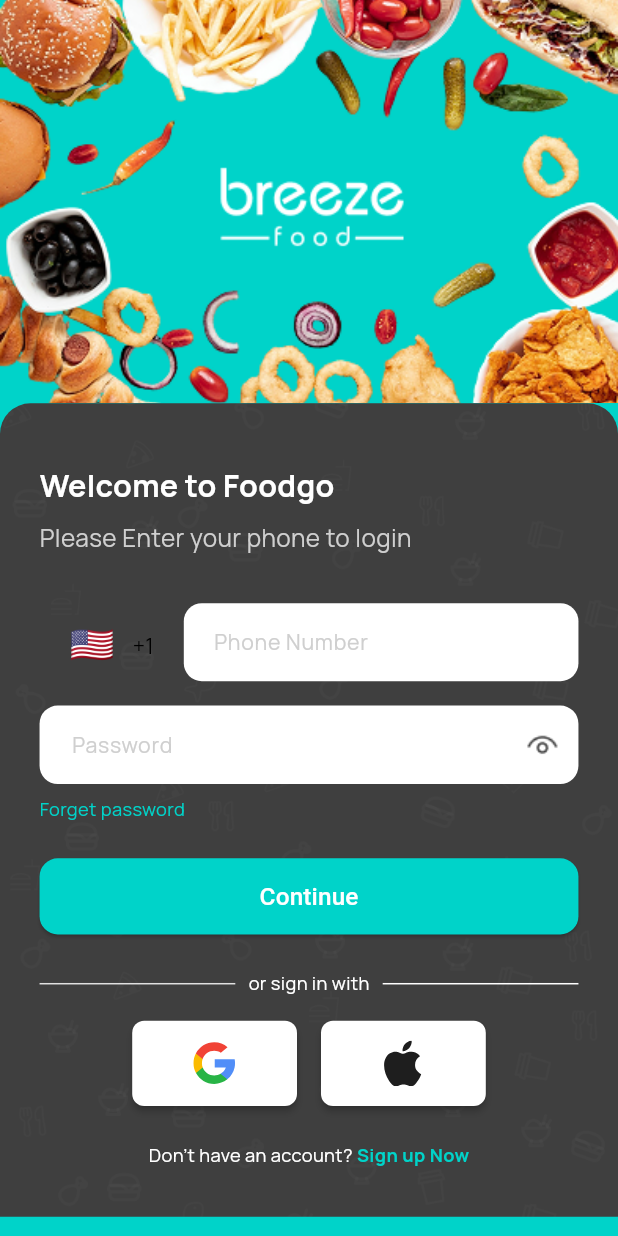
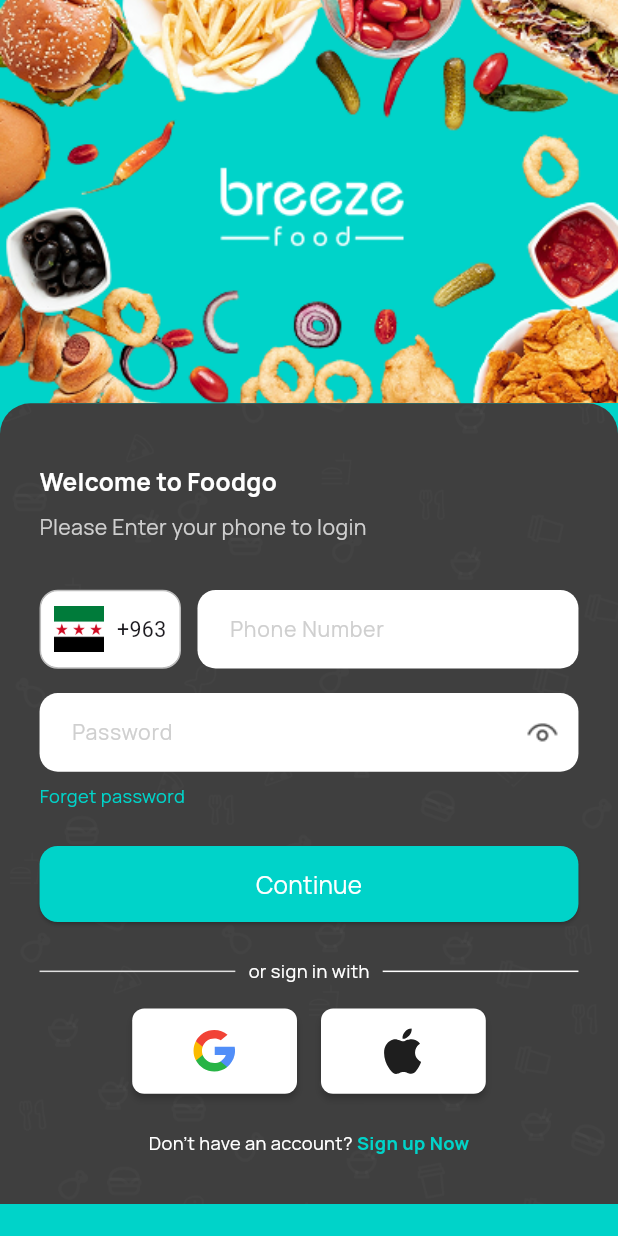
Before and after one commit to AliHmdan/breeze_food, a Flutter app: the Login screen opened directly, on a phone screen of 412 x 824 dp. Run offline on Flutter 3.47's test engine with Material 3 defaults, Android fonts, the light colour scheme and no system bars; drawn by our look-alikes of intl_phone_number_input; our stand-ins replace flutter_bloc, flutter_screenutil, flutter_svg, otp_text_field, pin_code_fields.

Commit message:
page login and new password ,succes

```diff
--- a/lib/core/constans/color.dart
+++ b/lib/core/constans/color.dart
@@ -8,5 +8,6 @@
   static const Color yellow = Color(0xffF2E665);
   static const Color gry = Color(0xffCFCFCF);
   static const Color black = Color(0xff3F3F3F);
+  static const Color Dark = Color(0xff2F2F2F);
   static const Color LightActive = Color(0xff757575);
 }
--- a/lib/main.dart
+++ b/lib/main.dart
@@ -1,4 +1,7 @@
+import 'package:breezefood/presentation/screens/auth/new_passowrd.dart';
+import 'package:breezefood/presentation/screens/auth/verfiy_code.dart';
 import 'package:breezefood/presentation/screens/spalsh_screen.dart';
+import 'package:breezefood/presentation/screens/successful.dart';
 import 'package:flutter/material.dart';
 import 'package:flutter_screenutil/flutter_screenutil.dart';
 
@@ -19,7 +22,7 @@
         return MaterialApp(
           title: ' breeze food',
           debugShowCheckedModeBanner: false,
-          home: SpalshScreen(),
+          home: Successful(),
         );
       },
     );
--- a/lib/presentation/screens/auth/login.dart
+++ b/lib/presentation/screens/auth/login.dart
@@ -1,6 +1,5 @@
 import 'package:breezefood/core/constans/color.dart';
 import 'package:breezefood/presentation/widgets/custom_button.dart';
-import 'package:breezefood/presentation/widgets/custom_phone_field.dart';
 import 'package:breezefood/presentation/widgets/custom_sub_title.dart';
 import 'package:breezefood/presentation/widgets/custom_text_form_field.dart';
 import 'package:breezefood/presentation/widgets/custom_title.dart';
@@ -65,14 +64,51 @@
                     CustomSubTitle(
                       subtitle: "Please Enter your phone to login",
                       color: AppColor.gry,
-                      fontsize: 16.sp,
+                      fontsize: 14.sp,
                     ),
 
                     SizedBox(height: 32.h),
 
-                    // ✅ إدخال رقم الهاتف المدمج مع اختيار الدولة
-                    const PhoneInputWidget(),
 
+                    // const PhoneInputWidget(),
+                    Row(
+                      children: [
+                        Container(
+                          padding: EdgeInsets.symmetric(horizontal: 8.w, vertical: 10.h),
+                          decoration: BoxDecoration(
+                            color: AppColor.white,
+                            borderRadius: BorderRadius.circular(12.r),
+                            border: Border.all(color: Colors.grey.shade400),
+                          ),
+                          child: Row(
+                            children: [
+                              // صورة علم سوريا (تأكد من أنك أضفت الصورة في assets و pubspec.yaml)
+                              Image.asset(
+                                'assets/icons/syria.png', // ضع المسار الصحيح للصورة
+                                width: 30.w,
+                                height: 30.h,
+                                fit: BoxFit.cover,
+                              ),
+                              SizedBox(width: 8.w),
+                              Text(
+                                '+963',
+                                style: TextStyle(fontSize: 14.sp,),
+                              ),
+                            ],
+                          ),
+                        ),
+                        SizedBox(width: 10.w),
+                        // حقل إدخال رقم الهاتف
+                        Expanded(
+                          child: CustomTextFormField( hintText: "Phone Number",
+                            backgroundColor: AppColor.white,
+                            hintColor: AppColor.gry,
+
+
+                          )
+                        ),
+                      ],
+                    ),
                     SizedBox(height: 16.h),
 
                     // ✅ كلمة المرور
@@ -97,7 +133,7 @@
 
                     SizedBox(height: 24.h),
 
-                    CustomButton(title: "Continue"),
+                    CustomButton(title: "Continue",onPressed: (){},),
 
                     SizedBox(height: 24.h),
 
--- a/lib/presentation/widgets/custom_button.dart
+++ b/lib/presentation/widgets/custom_button.dart
@@ -4,8 +4,9 @@
 
 class CustomButton extends StatelessWidget {
   final String title;
+  final void Function()? onPressed;
 
-  const CustomButton({super.key, required this.title});
+  const CustomButton({super.key, required this.title, required this.onPressed});
 
   @override
   Widget build(BuildContext context) {
@@ -13,7 +14,7 @@
       width: double.infinity,
       height: 50.h,
       child: ElevatedButton(
-        onPressed: () {},
+        onPressed: onPressed,
         style: ElevatedButton.styleFrom(
           backgroundColor: AppColor.primaryColor,
           shape: RoundedRectangleBorder(
@@ -22,7 +23,7 @@
         ),
         child: Text(
           title,
-          style: TextStyle(fontSize: 16.sp, color: AppColor.white),
+          style: TextStyle(fontSize: 16.sp, color: AppColor.white,fontFamily: "Manrope",fontWeight: FontWeight.w400),
         ),
       ),
     );
--- a/lib/presentation/widgets/custom_phone_field.dart
+++ /dev/null
@@ -1,60 +0,0 @@
-import 'package:flutter/material.dart';
-import 'package:intl_phone_number_input/intl_phone_number_input.dart';
-import 'package:flutter_screenutil/flutter_screenutil.dart';
-import 'package:breezefood/core/constans/color.dart';
-
-class PhoneInputWidget extends StatefulWidget {
-  const PhoneInputWidget({super.key});
-
-  @override
-  State<PhoneInputWidget> createState() => _PhoneInputWidgetState();
-}
-
-class _PhoneInputWidgetState extends State<PhoneInputWidget> {
-  final TextEditingController controller = TextEditingController();
-  PhoneNumber number = PhoneNumber(isoCode: 'US');
-
-  @override
-  Widget build(BuildContext context) {
-    return InternationalPhoneNumberInput(
-      onInputChanged: (PhoneNumber phoneNumber) {
-        print('رقم الهاتف الكامل: ${phoneNumber.phoneNumber}');
-      },
-      selectorConfig: const SelectorConfig(
-        selectorType: PhoneInputSelectorType.DIALOG,
-        useEmoji: true,
-        trailingSpace: false,
-      ),
-      ignoreBlank: false,
-      autoValidateMode: AutovalidateMode.disabled,
-      selectorTextStyle: TextStyle(
-        color: Colors.black,
-        fontSize: 14.sp,
-        fontFamily: 'Manrope',
-      ),
-      initialValue: number,
-      textFieldController: controller,
-      formatInput: true,
-      keyboardType: TextInputType.phone,
-      spaceBetweenSelectorAndTextField: 12,
-      inputDecoration: InputDecoration(
-        hintText: 'Phone Number',
-        hintStyle: TextStyle(
-          color: AppColor.gry,
-          fontSize: 14.sp,
-          fontFamily: 'Manrope',
-        ),
-        filled: true,
-        fillColor: AppColor.white,
-        contentPadding: const EdgeInsets.symmetric(
-          horizontal: 16,
-          vertical: 14,
-        ),
-        border: OutlineInputBorder(
-          borderRadius: BorderRadius.circular(12),
-          borderSide: BorderSide.none,
-        ),
-      ),
-    );
-  }
-}
--- a/lib/presentation/widgets/custom_sub_title.dart
+++ b/lib/presentation/widgets/custom_sub_title.dart
@@ -15,7 +15,7 @@
   Widget build(BuildContext context) {
     return Text(
       subtitle,
-      style: TextStyle(fontSize: fontsize, color: color, fontFamily: "Manrope"),
+      style: TextStyle(fontSize: fontsize, color: color, fontFamily: "Manrope",fontWeight: FontWeight.w400),
     );
   }
 }
--- a/lib/presentation/widgets/custom_text_form_field.dart
+++ b/lib/presentation/widgets/custom_text_form_field.dart
@@ -69,8 +69,8 @@
                 },
                 icon: Image.asset(
                   _obscure
-                      ? 'assets/icons/eye.png' // صورة "إظهار"
-                      : 'assets/icons/eye.png', // صورة "إخفاء"
+                      ? 'assets/icons/eye.png'
+                      : 'assets/icons/hide.png',
                   width: 24,
                   height: 24,
                   color: AppColor.black,
--- a/lib/presentation/widgets/custom_title.dart
+++ b/lib/presentation/widgets/custom_title.dart
@@ -12,8 +12,8 @@
     return Text(
       title,
       style: TextStyle(
-        fontSize: 20.sp,
-        fontWeight: FontWeight.bold,
+        fontSize: 16.sp,
+        fontWeight: FontWeight.w700,
         fontFamily: 'Manrope',
         color: color,
       ),
--- a/pubspec.yaml
+++ b/pubspec.yaml
@@ -17,10 +17,10 @@
   http: ^1.4.0
   equatable: ^2.0.7
   flutter_bloc: ^9.1.1
-  intl_phone_field: ^3.2.0
-  intl_phone_number_input: ^0.7.4
   flutter_svg: ^2.2.0
   country_picker: ^2.0.20
+  otp_text_field: ^1.1.3
+  pin_code_fields: ^8.0.1
 
 dev_dependencies:
   flutter_test:
```
Also changed, not shown: lib/presentation/screens/auth/new_passowrd.dart (added, +57 -0 lines), lib/presentation/screens/auth/verfiy_code.dart (added, +119 -0 lines), lib/presentation/screens/successful.dart (added, +63 -0 lines), lib/presentation/widgets/custom_arrow.dart (added, +33 -0 lines), assets/icons/Sticker.png (added), assets/icons/hide.png (added), assets/icons/sy.png (deleted), assets/icons/syria.png (added), assets/images/Delivery.png, pubspec.lock.
